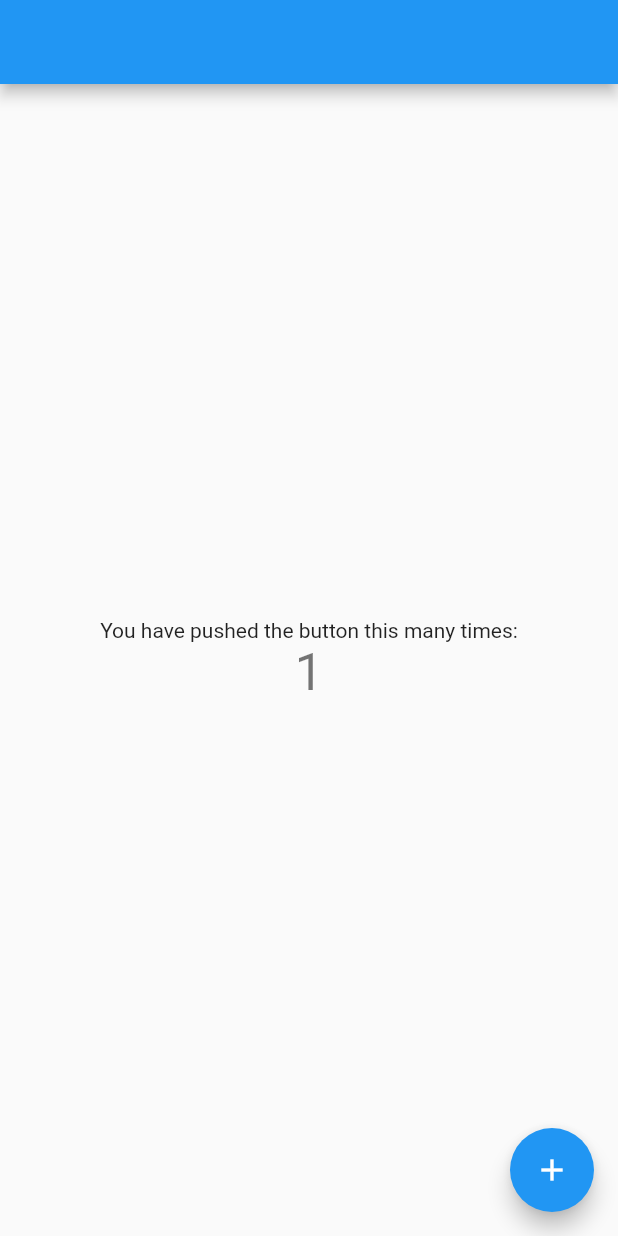
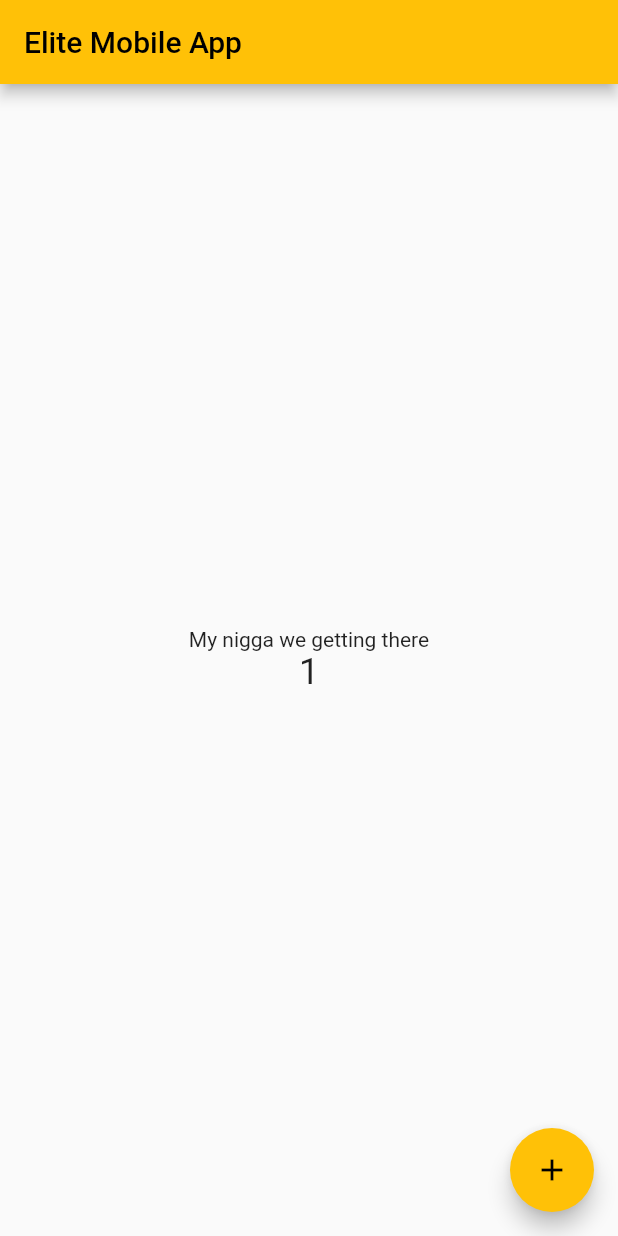
Before and after one commit to MikeEmpire/flutter-platform, a Flutter app: the screen it shows after launch, after a tap on the "add" icon, on a phone screen of 412 x 824 dp. Run offline on Flutter 3.47's test engine with Material 2 defaults, Android fonts, the light colour scheme and no system bars; our stand-ins replace flutter_mobx, mobx; generated files the repository leaves out were written again.

Commit message:
added push script and initialized mobx

```diff
--- /dev/null
+++ b/lib/counter.dart
@@ -0,0 +1,18 @@
+import 'package:mobx/mobx.dart';
+
+// Include generated file
+part 'counter.g.dart';
+
+// This is the class used by rest of your codebase
+class Counter = _Counter with _$Counter;
+
+// The store-class
+abstract class _Counter with Store {
+  @observable
+  int value = 0;
+
+  @action
+  void increment() {
+    value++;
+  }
+}
--- a/lib/main.dart
+++ b/lib/main.dart
@@ -1,4 +1,9 @@
 import 'package:flutter/material.dart';
+import 'package:flutter_mobx/flutter_mobx.dart';
+
+import 'counter.dart'; // Import the counter
+
+final counter = Counter(); // Instantiate the store
 
 void main() {
   runApp(const MyApp());
@@ -22,90 +27,36 @@ class MyApp extends StatelessWidget {
         // or simply save your changes to "hot reload" in a Flutter IDE).
         // Notice that the counter didn't reset back to zero; the application
         // is not restarted.
-        primarySwatch: Colors.blue,
+        primarySwatch: Colors.amber,
       ),
-      home: const MyHomePage(title: 'Flutter Demo Home Page'),
+      home: const MyHomePage(),
     );
   }
 }
 
-class MyHomePage extends StatefulWidget {
-  const MyHomePage({Key? key, required this.title}) : super(key: key);
-
-  // This widget is the home page of your application. It is stateful, meaning
-  // that it has a State object (defined below) that contains fields that affect
-  // how it looks.
-
-  // This class is the configuration for the state. It holds the values (in this
-  // case the title) provided by the parent (in this case the App widget) and
-  // used by the build method of the State. Fields in a Widget subclass are
-  // always marked "final".
-
-  final String title;
-
-  @override
-  State<MyHomePage> createState() => _MyHomePageState();
-}
-
-class _MyHomePageState extends State<MyHomePage> {
-  int _counter = 0;
-
-  void _incrementCounter() {
-    setState(() {
-      // This call to setState tells the Flutter framework that something has
-      // changed in this State, which causes it to rerun the build method below
-      // so that the display can reflect the updated values. If we changed
-      // _counter without calling setState(), then the build method would not be
-      // called again, and so nothing would appear to happen.
-      _counter++;
-    });
-  }
-
+class MyHomePage extends StatelessWidget {
+  const MyHomePage();
   @override
   Widget build(BuildContext context) {
-    // This method is rerun every time setState is called, for instance as done
-    // by the _incrementCounter method above.
-    //
-    // The Flutter framework has been optimized to make rerunning build methods
-    // fast, so that you can just rebuild anything that needs updating rather
-    // than having to individually change instances of widgets.
     return Scaffold(
-      appBar: AppBar(),
+        appBar: AppBar(title: Text('Elite Mobile App')),
         body: Center(
-        // Center is a layout widget. It takes a single child and positions it
-        // in the middle of the parent.
             child: Column(
-          // Column is also a layout widget. It takes a list of children and
-          // arranges them vertically. By default, it sizes itself to fit its
-          // children horizontally, and tries to be as tall as its parent.
-          //
-          // Invoke "debug painting" (press "p" in the console, choose the
-          // "Toggle Debug Paint" action from the Flutter Inspector in Android
-          // Studio, or the "Toggle Debug Paint" command in Visual Studio Code)
-          // to see the wireframe for each widget.
-          //
-          // Column has various properties to control how it sizes itself and
-          // how it positions its children. Here we use mainAxisAlignment to
-          // center the children vertically; the main axis here is the vertical
-          // axis because Columns are vertical (the cross axis would be
-          // horizontal).
                 mainAxisAlignment: MainAxisAlignment.center,
                 children: <Widget>[
-            const Text(
-              'You have pushed the button this many times:',
+              Text('My nigga we getting there'),
+              // Wrapping in the Observer will automatically re-render on
+              // changes to counter.value
+              Observer(
+                builder: (_) => Text(
+                  '${counter.value}',
+                  style: Theme.of(context).textTheme.headline5,
                 ),
-            Text(
-              '$_counter',
-              style: Theme.of(context).textTheme.headline4,
-            ),
-          ],
-        ),
-      ),
+              )
+            ])),
         floatingActionButton: FloatingActionButton(
-        onPressed: _incrementCounter,
+            onPressed: counter.increment,
             tooltip: 'Increment',
-        child: const Icon(Icons.add),
-      ), // This trailing comma makes auto-formatting nicer for build methods.
-    );
+            child: Icon(Icons.add)));
   }
 }
--- a/pubspec.yaml
+++ b/pubspec.yaml
@@ -35,6 +35,7 @@ dependencies:
   # Use with the CupertinoIcons class for iOS style icons.
   cupertino_icons: ^1.0.2
   mobx: ^2.0.6+1
+  flutter_mobx: ^2.0.3+2
 
 dev_dependencies:
   flutter_test:
@@ -46,6 +47,8 @@ dev_dependencies:
   # package. See that file for information about deactivating specific lint
   # rules and activating additional ones.
   flutter_lints: ^1.0.0
+  build_runner: ^2.1.7
+  mobx_codegen: ^2.0.5+2
 
 # For information on the generic Dart part of this file, see the
 # following page: https://dart.dev/tools/pub/pubspec
```
Also changed, not shown: lib/models/player_season_avg.dart (added, +48 -0 lines), lib/counter.g.dart (added), pubspec.lock. Lines whose indentation alone changed are shown as unchanged.
